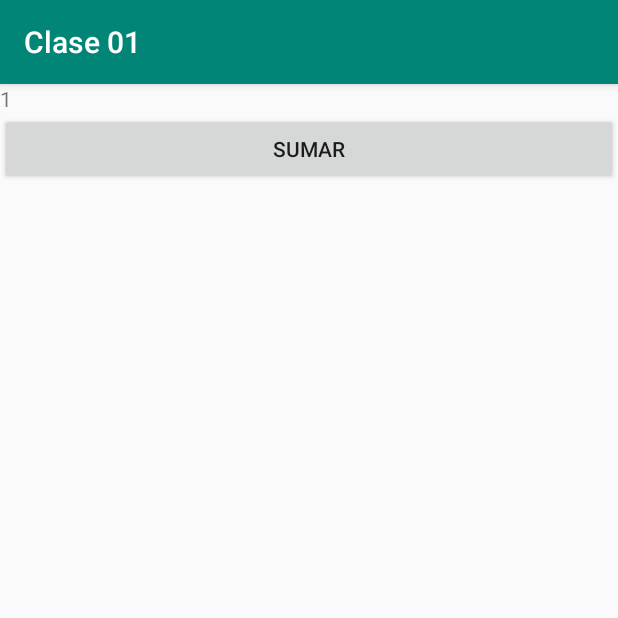
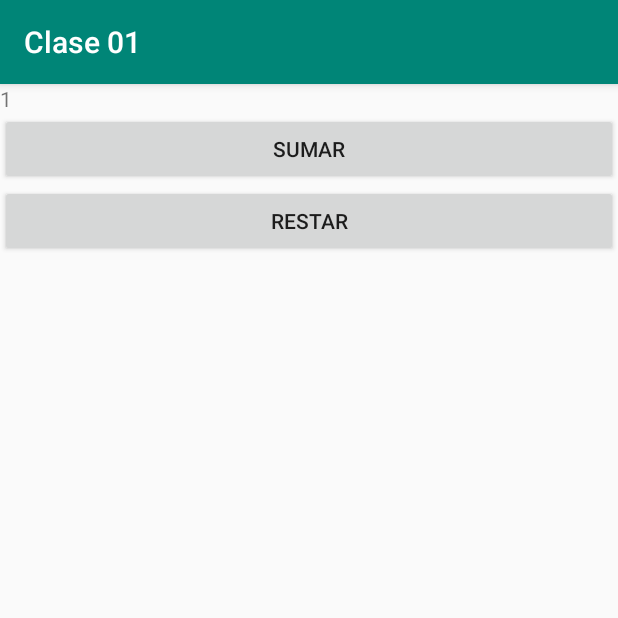
Before and after one commit to educacionit-carrera-android/Prog_Android-C01_Labs1, an Android app: the screen it shows after launch (MainActivity), on a phone screen of 412 x 824 dp, the top half of it. Run offline under Robolectric (Android 15) with nearby library versions, the phone set to English and light mode, and no system bars.

Commit message:
Add bonus track 1.1

```diff
--- a/app/src/main/java/com/example/username/clase01/MainActivity.java
+++ b/app/src/main/java/com/example/username/clase01/MainActivity.java
@@ -10,6 +10,7 @@ public class MainActivity extends AppCompatActivity {
 
     private TextView txtNumero;
     private Button btnSumar;
+    private Button btnRestar;
 
     @Override
     protected void onCreate(Bundle savedInstanceState) {
@@ -18,6 +19,7 @@ public class MainActivity extends AppCompatActivity {
 
         txtNumero = findViewById(R.id.txtNumero);
         btnSumar = findViewById(R.id.btnSumar);
+        btnRestar = findViewById(R.id.btnRestar);
 
         btnSumar.setOnClickListener(new View.OnClickListener() {
             @Override
@@ -26,5 +28,13 @@ public class MainActivity extends AppCompatActivity {
                 txtNumero.setText(String.valueOf(numero));
             }
         });
+
+        btnRestar.setOnClickListener(new View.OnClickListener() {
+            @Override
+            public void onClick(View v) {
+                int numero = Integer.parseInt(txtNumero.getText().toString()) - 1;
+                txtNumero.setText(String.valueOf(numero));
+            }
+        });
     }
 }
--- a/app/src/main/res/layout/activity_main.xml
+++ b/app/src/main/res/layout/activity_main.xml
@@ -18,4 +18,10 @@
         android:layout_height="wrap_content"
         android:text="Sumar" />
 
+    <Button
+        android:id="@+id/btnRestar"
+        android:layout_width="match_parent"
+        android:layout_height="wrap_content"
+        android:text="Restar" />
+
 </LinearLayout>
```
